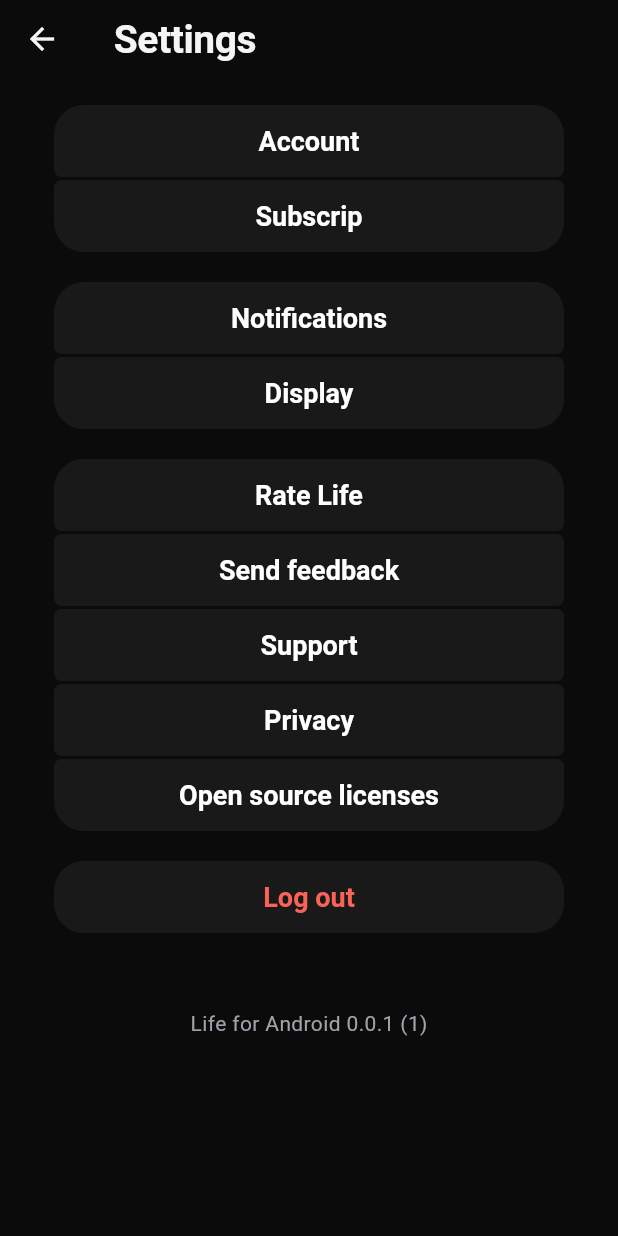
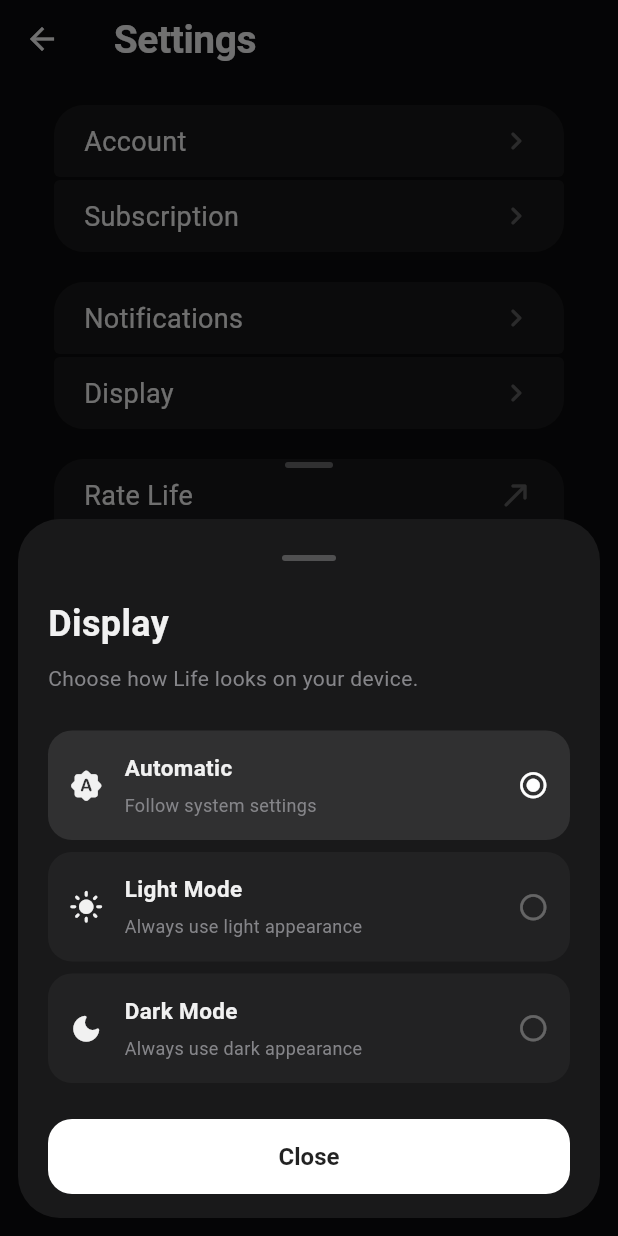
Before and after one commit to abolfazlrasti/Life-Management, a Flutter app: the SettingsView screen opened by its route, after a tap on "Display", on a phone screen of 412 x 824 dp. Run offline on Flutter 3.47's test engine with Material 3 defaults, Android fonts, the phone set to English and light mode, and no system bars; our stand-ins replace material_symbols_icons; Roboto replaces fonts that are missing (inter).

Commit message:
update ui

```diff
--- /dev/null
+++ b/lib/Routes/ios_sheet.dart
@@ -0,0 +1,67 @@
+import 'package:flutter/material.dart';
+
+/// 0 = no sheet, 1 = sheet fully open.
+/// Navigationbarview listens to this to scale the page behind the sheet.
+final ValueNotifier<double> iosSheetProgress = ValueNotifier(0);
+
+const Curve _sheetCurve = Curves.easeOutCubic;
+
+/// Opens [child] as an iOS-style sheet: slides up from the bottom, the page
+/// behind scales back with rounded corners.
+Future<T?> showIosSheet<T>(
+  BuildContext context,
+  Widget child, {
+  Color? backgroundColor,
+}) {
+  final route = PageRouteBuilder<T>(
+    opaque: false, // the page behind must stay visible
+    barrierColor: Colors.transparent,
+    transitionDuration: const Duration(milliseconds: 500),
+    reverseTransitionDuration: const Duration(milliseconds: 400),
+    pageBuilder: (context, _, __) {
+      final top = MediaQuery.paddingOf(context).top;
+      Widget content = child;
+      if (backgroundColor != null) {
+        content = ColoredBox(color: backgroundColor, child: content);
+      }
+      return Padding(
+        padding: EdgeInsets.only(top: top + 12),
+        child: ClipRRect(
+          borderRadius: const BorderRadius.vertical(top: Radius.circular(32)),
+          child: MediaQuery.removePadding(
+            context: context,
+            removeTop: true,
+            child: content,
+          ),
+        ),
+      );
+    },
+    transitionsBuilder: (context, animation, _, child) {
+      return SlideTransition(
+        position: Tween<Offset>(
+          begin: const Offset(0, 1),
+          end: Offset.zero,
+        ).animate(CurvedAnimation(parent: animation, curve: _sheetCurve)),
+        child: child,
+      );
+    },
+  );
+
+  final future = Navigator.of(context).push<T>(route);
+
+  // Hook the page behind into the route's animation.
+  final anim = route.animation!;
+  void tick() => iosSheetProgress.value = _sheetCurve.transform(anim.value);
+  void status(AnimationStatus s) {
+    if (s == AnimationStatus.dismissed) {
+      anim.removeListener(tick);
+      anim.removeStatusListener(status);
+      iosSheetProgress.value = 0;
+    }
+  }
+
+  anim.addListener(tick);
+  anim.addStatusListener(status);
+
+  return future;
+}
--- /dev/null
+++ b/lib/ui/settings/Subscription/sub_view.dart
@@ -0,0 +1,15 @@
+import 'package:flutter/material.dart';
+
+class SubView extends StatefulWidget {
+  const new({super.key});
+
+  @override
+  State<SubView> createState() => _SubViewState();
+}
+
+class _SubViewState extends State<SubView> {
+  @override
+  Widget build(BuildContext context) {
+    return const Scaffold(backgroundColor: Colors.blue);
+  }
+}
--- /dev/null
+++ b/lib/ui/settings/account/profile_view.dart
@@ -0,0 +1,15 @@
+import 'package:flutter/material.dart';
+
+class ProfileView extends StatefulWidget {
+  const new({super.key});
+
+  @override
+  State<ProfileView> createState() => _ProfileViewState();
+}
+
+class _ProfileViewState extends State<ProfileView> {
+  @override
+  Widget build(BuildContext context) {
+    return const Scaffold(backgroundColor: Colors.amber);
+  }
+}
--- a/lib/ui/settings/settings_view.dart
+++ b/lib/ui/settings/settings_view.dart
@@ -1,262 +1,429 @@
 import 'package:flutter/material.dart';
+
+import 'account/profile_view.dart';
+import 'Subscription/sub_view.dart';
+
+import '../../Routes/ios_sheet.dart';
+
+abstract final class _C {
+  static const background = Color(0xFF0B0B0C);
+  static const surface = Color(0xFF19191A);
+  static const text = Color(0xFFF1F1F1);
+  static const muted = Color(0xFF858589);
+  static const danger = Color(0xFFFC6358);
+  static const accent = Color(0xFFFFFFFF);
+  static const fontFamily = 'inter';
+}
+
+const double _kMaxWidth = 340;
+const double _kTileHeight = 48;
+const double _kTextSize = 18;
+const double _kTilePadding = 20;
+const double _kIconSize = 24;
+const double _kNavBarSpace = 52 + 8 + 24;
+
+enum _DisplayMode { automatic, light, dark }
+
+class _Item {
+  final String label;
+  final bool external;
+  final VoidCallback? onTap;
+
+  const _Item(this.label, {this.external = false, this.onTap});
+}
 
 class SettingsView extends StatelessWidget {
   static String routeName = '/settings';
+
   const SettingsView({super.key});
 
   @override
   Widget build(BuildContext context) {
+    final bottomInset = MediaQuery.paddingOf(context).bottom;
+
     return Scaffold(
+      backgroundColor: _C.background,
       appBar: AppBar(
-        title: Text(
+        backgroundColor: _C.background,
+        surfaceTintColor: Colors.transparent,
+        title: const Text(
           'Settings',
           style: TextStyle(
             fontSize: 26,
             fontWeight: FontWeight.bold,
-            fontFamily: 'inter',
+            fontFamily: _C.fontFamily,
           ),
         ),
       ),
-      body: Padding(
-        padding: const EdgeInsets.all(18.0),
-        child: Column(
+      body: Align(
+        alignment: Alignment.topCenter,
+        child: ConstrainedBox(
+          constraints: const BoxConstraints(maxWidth: _kMaxWidth + 36),
+          child: ListView(
+            physics: const AlwaysScrollableScrollPhysics(),
+            padding: EdgeInsets.fromLTRB(
+              18,
+              18,
+              18,
+              18 + _kNavBarSpace + bottomInset,
+            ),
             children: [
-            Column(
-              children: [
-                SizedBox(
-                  width: 340,
-                  child: ElevatedButton(
-                    onPressed: () {},
-                    style: ElevatedButton.styleFrom(
-                      backgroundColor: Color(0xFF19191A),
-                      shape: RoundedRectangleBorder(
-                        borderRadius: BorderRadius.only(
-                          topLeft: Radius.circular(20),
-                          topRight: Radius.circular(20),
-                          bottomLeft: Radius.circular(5),
-                          bottomRight: Radius.circular(5),
+              _Group(
+                items: [
+                  _Item(
+                    'Account',
+                    onTap: () => showIosSheet(context, const ProfileView()),
                   ),
+                  _Item(
+                    'Subscription',
+                    onTap: () => showIosSheet(context, const SubView()),
                   ),
-                    ),
-                    child: Text(
-                      'Account',
-                      style: TextStyle(color: Colors.white, fontSize: 18),
-                    ),
-                  ),
-                ),
-                const SizedBox(height: 2),
-                SizedBox(
-                  width: 340,
-                  child: ElevatedButton(
-                    onPressed: () {},
-                    style: ElevatedButton.styleFrom(
-                      backgroundColor: Color(0xFF19191A),
-                      shape: RoundedRectangleBorder(
-                        borderRadius: BorderRadius.only(
-                          topLeft: Radius.circular(5),
-                          topRight: Radius.circular(5),
-                          bottomLeft: Radius.circular(20),
-                          bottomRight: Radius.circular(20),
-                        ),
-                      ),
-                    ),
-                    child: Text(
-                      'Subscrip',
-                      style: TextStyle(color: Colors.white, fontSize: 18),
-                    ),
-                  ),
+                ],
               ),
               const SizedBox(height: 20),
-                SizedBox(
-                  width: 340,
-                  child: ElevatedButton(
-                    onPressed: () {},
-                    style: ElevatedButton.styleFrom(
-                      backgroundColor: Color(0xFF19191A),
-                      shape: RoundedRectangleBorder(
-                        borderRadius: BorderRadius.only(
-                          topLeft: Radius.circular(20),
-                          topRight: Radius.circular(20),
-                          bottomLeft: Radius.circular(5),
-                          bottomRight: Radius.circular(5),
+              _Group(
+                items: [
+                  const _Item('Notifications'),
+                  _Item('Display', onTap: () => _showDisplaySheet(context)),
+                ],
               ),
+              const SizedBox(height: 20),
+              const _Group(
+                items: [
+                  _Item('Rate Life', external: true),
+                  _Item('Send feedback', external: true),
+                  _Item('Support', external: true),
+                  _Item('Privacy', external: true),
+                  _Item('Open source licenses', external: true),
+                ],
               ),
-                    ),
+              const SizedBox(height: 20),
+              _LogoutTile(onTap: () {}),
+              const SizedBox(height: 40),
+              const Center(
                 child: Text(
-                      'Notifications',
-                      style: TextStyle(color: Colors.white, fontSize: 18),
-                    ),
-                  ),
-                ),
-                const SizedBox(height: 2),
-                SizedBox(
-                  width: 340,
-                  child: ElevatedButton(
-                    onPressed: () {},
-                    style: ElevatedButton.styleFrom(
-                      backgroundColor: Color(0xFF19191A),
-                      shape: RoundedRectangleBorder(
-                        borderRadius: BorderRadius.only(
-                          topLeft: Radius.circular(5),
-                          topRight: Radius.circular(5),
-                          bottomLeft: Radius.circular(20),
-                          bottomRight: Radius.circular(20),
-                        ),
-                      ),
-                    ),
-                    child: Text(
-                      'Display',
-                      style: TextStyle(color: Colors.white, fontSize: 18),
+                  'Life for Android 0.0.1 (1)',
+                  style: TextStyle(
+                    color: Colors.white54,
+                    fontSize: 13,
+                    fontFamily: _C.fontFamily,
                   ),
                 ),
               ),
             ],
           ),
+        ),
+      ),
+    );
+  }
 
-            Column(
+  void _showDisplaySheet(BuildContext context) {
+    showModalBottomSheet<void>(
+      context: context,
+      isScrollControlled: true,
+      useSafeArea: true,
+      backgroundColor: Colors.transparent,
+      barrierColor: Colors.black54,
+      builder: (context) => const _DisplaySheet(),
+    );
+  }
+}
+
+class _Group extends StatelessWidget {
+  final List<_Item> items;
+
+  const _Group({required this.items});
+
+  @override
+  Widget build(BuildContext context) {
+    return Column(
       children: [
-                const SizedBox(height: 20),
-                SizedBox(
-                  width: 340,
-                  child: ElevatedButton(
-                    onPressed: () {},
-                    style: ElevatedButton.styleFrom(
-                      backgroundColor: Color(0xFF19191A),
+        for (int i = 0; i < items.length; i++) ...[
+          if (i > 0) const SizedBox(height: 2),
+          _Tile(item: items[i], first: i == 0, last: i == items.length - 1),
+        ],
+      ],
+    );
+  }
+}
+
+class _Tile extends StatelessWidget {
+  final _Item item;
+  final bool first;
+  final bool last;
+
+  const _Tile({required this.item, required this.first, required this.last});
+
+  @override
+  Widget build(BuildContext context) {
+    const big = Radius.circular(20);
+    const small = Radius.circular(4);
+
+    return SizedBox(
+      height: _kTileHeight,
+      child: Material(
+        color: _C.surface,
+        clipBehavior: Clip.antiAlias,
         shape: RoundedRectangleBorder(
-                        borderRadius: BorderRadius.only(
-                          topLeft: Radius.circular(20),
-                          topRight: Radius.circular(20),
-                          bottomLeft: Radius.circular(5),
-                          bottomRight: Radius.circular(5),
+          borderRadius: BorderRadius.vertical(
+            top: first ? big : small,
+            bottom: last ? big : small,
+          ),
+        ),
+        child: InkWell(
+          onTap: item.onTap ?? () {},
+          child: Padding(
+            padding: const EdgeInsets.symmetric(horizontal: _kTilePadding),
+            child: Row(
+              children: [
+                Expanded(
+                  child: Text(
+                    item.label,
+                    maxLines: 1,
+                    overflow: TextOverflow.ellipsis,
+                    style: const TextStyle(
+                      color: _C.text,
+                      fontSize: _kTextSize,
+                      fontFamily: _C.fontFamily,
                     ),
                   ),
                 ),
-                    child: Text(
-                      'Rate Life',
-                      style: TextStyle(color: Colors.white, fontSize: 18),
+                Icon(
+                  item.external
+                      ? Icons.north_east_rounded
+                      : Icons.chevron_right_rounded,
+                  size: _kIconSize,
+                  color: Colors.white30,
+                ),
+              ],
             ),
           ),
         ),
-                const SizedBox(height: 2),
-                SizedBox(
-                  width: 340,
-                  child: ElevatedButton(
-                    onPressed: () {},
-                    style: ElevatedButton.styleFrom(
-                      backgroundColor: Color(0xFF19191A),
-                      shape: RoundedRectangleBorder(
-                        borderRadius: BorderRadius.only(
-                          topLeft: Radius.circular(5),
-                          topRight: Radius.circular(5),
-                          bottomLeft: Radius.circular(5),
-                          bottomRight: Radius.circular(5),
+      ),
+    );
+  }
+}
+
+class _DisplaySheet extends StatefulWidget {
+  const _DisplaySheet();
+
+  @override
+  State<_DisplaySheet> createState() => _DisplaySheetState();
+}
+
+class _DisplaySheetState extends State<_DisplaySheet> {
+  _DisplayMode _selectedMode = _DisplayMode.automatic;
+
+  @override
+  Widget build(BuildContext context) {
+    final bottomInset = MediaQuery.paddingOf(context).bottom;
+
+    return Padding(
+      padding: EdgeInsets.fromLTRB(12, 12, 12, 12 + bottomInset),
+      child: Material(
+        color: _C.surface,
+        borderRadius: BorderRadius.circular(28),
+        clipBehavior: Clip.antiAlias,
+        child: Padding(
+          padding: const EdgeInsets.fromLTRB(20, 24, 20, 16),
+          child: Column(
+            mainAxisSize: MainAxisSize.min,
+            crossAxisAlignment: CrossAxisAlignment.start,
+            children: [
+              Center(
+                child: Container(
+                  width: 36,
+                  height: 4,
+                  decoration: BoxDecoration(
+                    color: Colors.white24,
+                    borderRadius: BorderRadius.circular(10),
                   ),
                 ),
               ),
-                    child: Text(
-                      'Send feedback',
-                      style: TextStyle(color: Colors.white, fontSize: 18),
+              const SizedBox(height: 24),
+              const Text(
+                'Display',
+                style: TextStyle(
+                  color: _C.text,
+                  fontSize: 24,
+                  fontWeight: FontWeight.bold,
+                  fontFamily: _C.fontFamily,
                 ),
               ),
-                ),
-                const SizedBox(height: 2),
-                SizedBox(
-                  width: 340,
-                  child: ElevatedButton(
-                    onPressed: () {},
-                    style: ElevatedButton.styleFrom(
-                      backgroundColor: Color(0xFF19191A),
-                      shape: RoundedRectangleBorder(
-                        borderRadius: BorderRadius.only(
-                          topLeft: Radius.circular(5),
-                          topRight: Radius.circular(5),
-                          bottomLeft: Radius.circular(5),
-                          bottomRight: Radius.circular(5),
+              const SizedBox(height: 8),
+              const Text(
+                'Choose how Life looks on your device.',
+                style: TextStyle(
+                  color: _C.muted,
+                  fontSize: 14,
+                  height: 1.5,
+                  fontFamily: _C.fontFamily,
                 ),
               ),
+              const SizedBox(height: 24),
+              _DisplayOption(
+                title: 'Automatic',
+                subtitle: 'Follow system settings',
+                icon: Icons.brightness_auto_rounded,
+                selected: _selectedMode == _DisplayMode.automatic,
+                onTap: () => _selectMode(_DisplayMode.automatic),
               ),
-                    child: Text(
-                      'Support',
-                      style: TextStyle(color: Colors.white, fontSize: 18),
+              const SizedBox(height: 8),
+              _DisplayOption(
+                title: 'Light Mode',
+                subtitle: 'Always use light appearance',
+                icon: Icons.light_mode_rounded,
+                selected: _selectedMode == _DisplayMode.light,
+                onTap: () => _selectMode(_DisplayMode.light),
+              ),
+              const SizedBox(height: 8),
+              _DisplayOption(
+                title: 'Dark Mode',
+                subtitle: 'Always use dark appearance',
+                icon: Icons.dark_mode_rounded,
+                selected: _selectedMode == _DisplayMode.dark,
+                onTap: () => _selectMode(_DisplayMode.dark),
+              ),
+              const SizedBox(height: 24),
+              SizedBox(
+                width: double.infinity,
+                height: 50,
+                child: FilledButton(
+                  onPressed: () => Navigator.of(context).pop(),
+                  style: FilledButton.styleFrom(
+                    backgroundColor: const Color(0xFFFFFFFF),
+                    elevation: 0,
+                    shape: RoundedRectangleBorder(
+                      borderRadius: BorderRadius.circular(16),
                     ),
                   ),
-                ),
-                const SizedBox(height: 2),
-                SizedBox(
-                  width: 340,
-                  child: ElevatedButton(
-                    onPressed: () {},
-                    style: ElevatedButton.styleFrom(
-                      backgroundColor: Color(0xFF19191A),
-                      shape: RoundedRectangleBorder(
-                        borderRadius: BorderRadius.only(
-                          topLeft: Radius.circular(5),
-                          topRight: Radius.circular(5),
-                          bottomLeft: Radius.circular(5),
-                          bottomRight: Radius.circular(5),
-                        ),
-                      ),
-                    ),
-                    child: Text(
-                      'Privacy',
-                      style: TextStyle(color: Colors.white, fontSize: 18),
-                    ),
-                  ),
-                ),
-                const SizedBox(height: 2),
-                SizedBox(
-                  width: 340,
-                  child: ElevatedButton(
-                    onPressed: () {},
-                    style: ElevatedButton.styleFrom(
-                      backgroundColor: Color(0xFF19191A),
-                      shape: RoundedRectangleBorder(
-                        borderRadius: BorderRadius.only(
-                          topLeft: Radius.circular(5),
-                          topRight: Radius.circular(5),
-                          bottomLeft: Radius.circular(20),
-                          bottomRight: Radius.circular(20),
-                        ),
-                      ),
-                    ),
-                    child: Text(
-                      'Open source licenses',
-                      style: TextStyle(color: Colors.white, fontSize: 18),
-                    ),
-                  ),
-                ),
-                const SizedBox(height: 20),
-                SizedBox(
-                  width: 340,
-                  child: ElevatedButton(
-                    onPressed: () {},
-                    style: ElevatedButton.styleFrom(
-                      backgroundColor: Color(0xFF19191A),
-                      shape: RoundedRectangleBorder(
-                        borderRadius: BorderRadius.only(
-                          topLeft: Radius.circular(20),
-                          topRight: Radius.circular(20),
-                          bottomLeft: Radius.circular(20),
-                          bottomRight: Radius.circular(20),
-                        ),
-                      ),
-                    ),
-                    child: Text(
-                      'Log out',
+                  child: const Text(
+                    'Close',
                     style: TextStyle(
-                        color: const Color.fromARGB(255, 252, 99, 88),
-                        fontSize: 18,
+                      fontSize: 16,
+                      fontWeight: FontWeight.w600,
+                      fontFamily: _C.fontFamily,
+                      color: Colors.black87,
                     ),
                   ),
                 ),
               ),
             ],
           ),
-            const SizedBox(height: 50),
-            Center(child: Text('Life for Android 0.0.1 (1)')),
+        ),
+      ),
+    );
+  }
+
+  void _selectMode(_DisplayMode mode) {
+    setState(() {
+      _selectedMode = mode;
+    });
+  }
+}
+
+class _DisplayOption extends StatelessWidget {
+  final String title;
+  final String subtitle;
+  final IconData icon;
+  final bool selected;
+  final VoidCallback onTap;
+
+  const _DisplayOption({
+    required this.title,
+    required this.subtitle,
+    required this.icon,
+    required this.selected,
+    required this.onTap,
+  });
+
+  @override
+  Widget build(BuildContext context) {
+    return Material(
+      color: selected ? const Color(0xFF303031) : const Color(0xFF222223),
+      borderRadius: BorderRadius.circular(16),
+      clipBehavior: Clip.antiAlias,
+      child: InkWell(
+        onTap: onTap,
+        child: Padding(
+          padding: const EdgeInsets.symmetric(horizontal: 14, vertical: 14),
+          child: Row(
+            children: [
+              Icon(icon, color: _C.text, size: 23),
+              const SizedBox(width: 14),
+              Expanded(
+                child: Column(
+                  crossAxisAlignment: CrossAxisAlignment.start,
+                  children: [
+                    Text(
+                      title,
+                      style: const TextStyle(
+                        color: _C.text,
+                        fontSize: 15,
+                        fontWeight: FontWeight.w600,
+                        fontFamily: _C.fontFamily,
+                      ),
+                    ),
+                    const SizedBox(height: 4),
+                    Text(
+                      subtitle,
+                      style: const TextStyle(
+                        color: _C.muted,
+                        fontSize: 12,
+                        fontFamily: _C.fontFamily,
+                      ),
+                    ),
                   ],
+                ),
+              ),
+              const SizedBox(width: 12),
+              Icon(
+                selected
+                    ? Icons.radio_button_checked_rounded
+                    : Icons.radio_button_unchecked_rounded,
+                size: 21,
+                color: selected ? _C.accent : Colors.white30,
+              ),
+            ],
+          ),
         ),
       ),
     );
   }
 }
+
+class _LogoutTile extends StatelessWidget {
+  final VoidCallback onTap;
+
+  const _LogoutTile({required this.onTap});
+
+  @override
+  Widget build(BuildContext context) {
+    return SizedBox(
+      height: _kTileHeight,
+      child: Material(
+        color: _C.surface,
+        clipBehavior: Clip.antiAlias,
+        borderRadius: BorderRadius.circular(20),
+        child: InkWell(
+          onTap: onTap,
+          child: const Row(
+            mainAxisAlignment: MainAxisAlignment.center,
+            children: [
+              Icon(Icons.logout_rounded, size: _kIconSize, color: _C.danger),
+              SizedBox(width: 8),
+              Text(
+                'Log out',
+                style: TextStyle(
+                  color: _C.danger,
+                  fontSize: _kTextSize,
+                  fontFamily: _C.fontFamily,
+                ),
+              ),
+            ],
+          ),
+        ),
+      ),
+    );
+  }
+}
```
Lines whose indentation alone changed are shown as unchanged.
